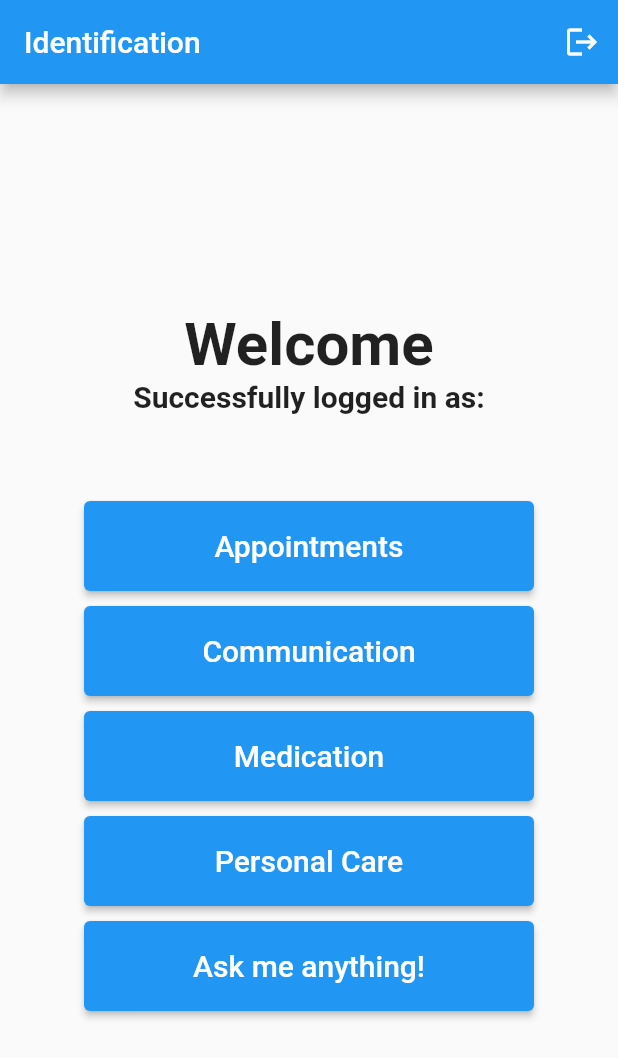
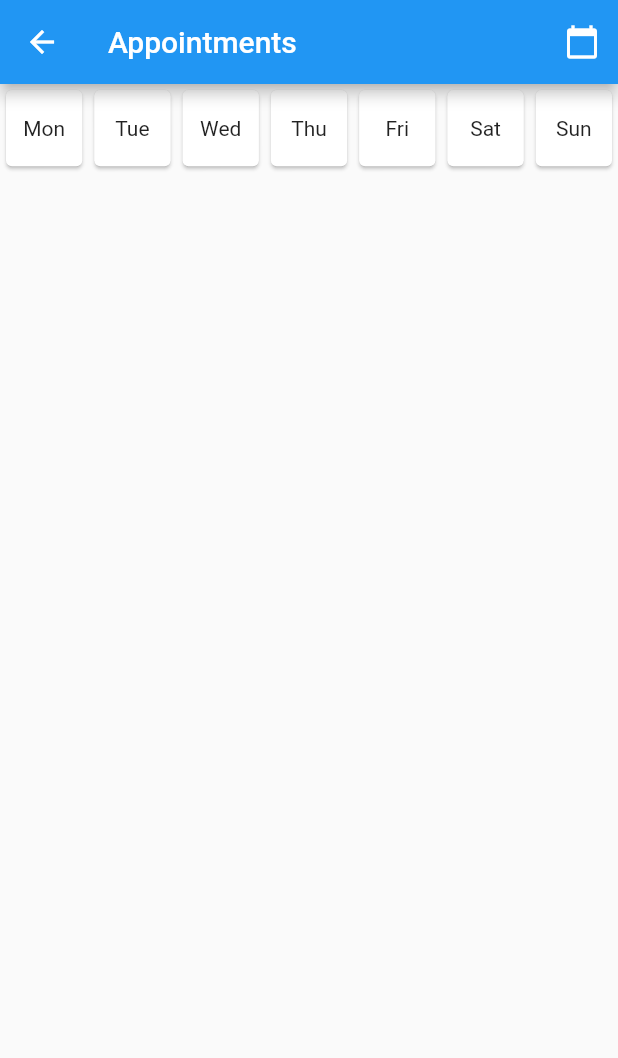
Before and after one commit to frankynava22/easypeasypal, a Flutter app: the IdentifyUserScreen screen opened directly with empty values, after a tap on "Appointments", on a phone screen of 412 x 824 dp. Shown: the top 1058 px of the screen. Run offline on Flutter 3.47's test engine with Material 2 defaults, Android fonts, the phone set to English and light mode, and no system bars; our stand-ins replace cloud_firestore, firebase_auth, firebase_core, google_sign_in; accounts and stored records are empty.

Commit message:
aptm page

```diff
--- /dev/null
+++ b/lib/screens/appointments.dart
@@ -0,0 +1,96 @@
+import 'package:flutter/material.dart';
+
+void main() => runApp(MyApp());
+
+class MyApp extends StatelessWidget {
+  @override
+  Widget build(BuildContext context) {
+    return MaterialApp(
+      title: 'Appointments',
+      theme: ThemeData(primarySwatch: Colors.blue),
+      home: AppointmentsPage(),
+    );
+  }
+}
+
+class AppointmentsPage extends StatefulWidget {
+  @override
+  _AppointmentsPageState createState() => _AppointmentsPageState();
+}
+
+class _AppointmentsPageState extends State<AppointmentsPage> {
+  bool _isWeekView = true; // by default, show week view
+
+  @override
+  Widget build(BuildContext context) {
+    return Scaffold(
+      appBar: AppBar(
+        title: Text('Appointments'),
+        actions: [
+          if (_isWeekView)
+            IconButton(
+              icon: Icon(Icons.calendar_today),
+              onPressed: () => setState(() {
+                _isWeekView = false;
+                // TODO: Navigate to month view
+              }),
+              tooltip: 'Month View',
+            )
+          else
+            IconButton(
+              icon: Icon(Icons.arrow_back),
+              onPressed: () => setState(() {
+                _isWeekView = true;
+                // TODO: Navigate back to week view
+              }),
+              tooltip: 'Back to Week View',
+            )
+        ],
+      ),
+      body: _isWeekView ? _buildWeekView() : _buildMonthPlaceholder(),
+    );
+  }
+
+  Widget _buildWeekView() {
+    // Here, you can also retrieve dates dynamically instead of hardcoded values
+    final daysOfWeek = ["Mon", "Tue", "Wed", "Thu", "Fri", "Sat", "Sun"];
+
+    return GridView.builder(
+      gridDelegate: SliverGridDelegateWithFixedCrossAxisCount(
+        crossAxisCount: 7,
+      ),
+      itemBuilder: (context, index) {
+        return InkWell(
+          onTap: () {
+            // TODO: Open dialog or navigate to a new screen to add an event to Firestore
+          },
+          child: Card(
+            child: Center(
+              child: Text(daysOfWeek[index]),
+            ),
+          ),
+        );
+      },
+      itemCount: daysOfWeek.length,
+    );
+  }
+
+  Widget _buildMonthPlaceholder() {
+    return GridView.builder(
+      gridDelegate: SliverGridDelegateWithFixedCrossAxisCount(
+        crossAxisCount: 7,
+      ),
+      itemBuilder: (context, index) {
+        return Card(
+          child: Center(
+            child: Text(
+              // This is just a placeholder representation. In a real app, you'd have to calculate the actual day numbers dynamically.
+              (index < 30) ? (index + 1).toString() : '',
+            ),
+          ),
+        );
+      },
+      itemCount: 35, // 5 weeks x 7 days
+    );
+  }
+}
--- a/lib/screens/identify_user.dart
+++ b/lib/screens/identify_user.dart
@@ -3,6 +3,7 @@ import 'package:firebase_auth/firebase_auth.dart';
 import 'landing_screen.dart';
 import 'communication.dart';
 import 'medication_screen.dart';
+import 'appointments.dart';
 
 class IdentifyUserScreen extends StatelessWidget {
   final User user;
@@ -56,7 +57,12 @@ class IdentifyUserScreen extends StatelessWidget {
             SizedBox(height: 20),
             ElevatedButton(
               onPressed: () {
-                // Add your logic for the first button here
+                Navigator.push(
+                  context,
+                  MaterialPageRoute(
+                    builder: (context) => AppointmentsPage(),
+                  ),
+                );
               },
               child: Text(
                 "Appointments",
```
